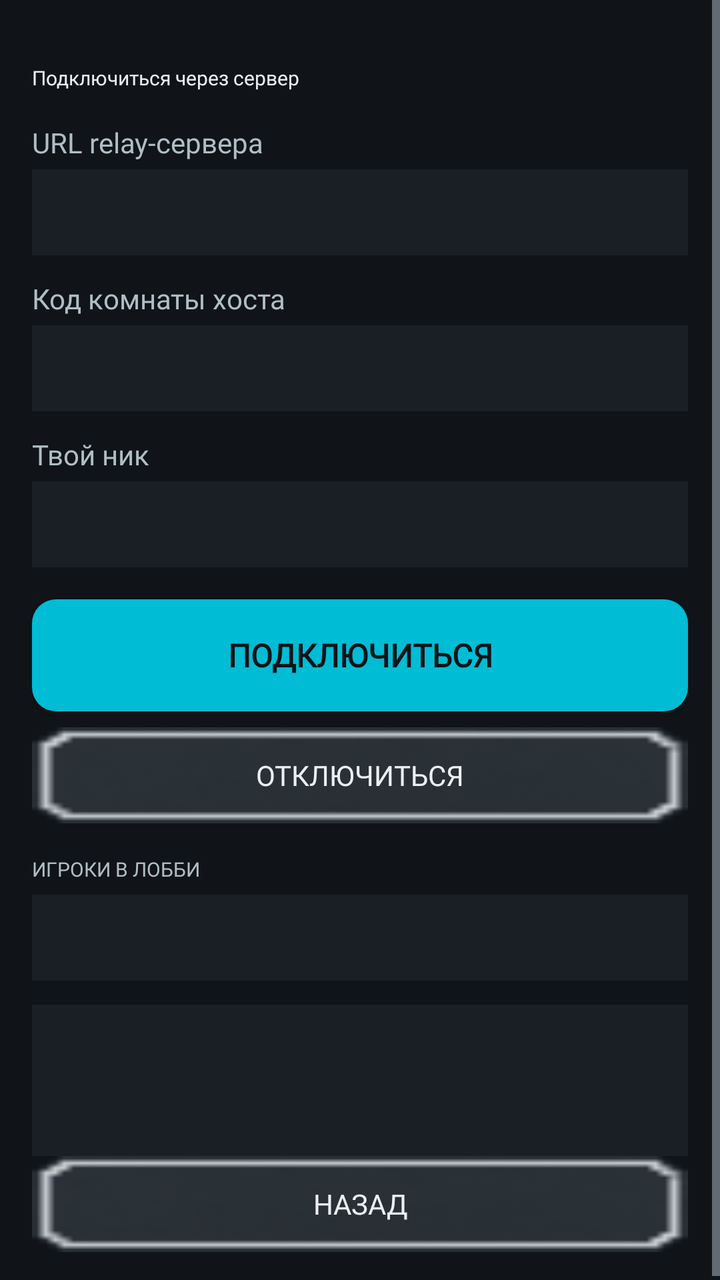
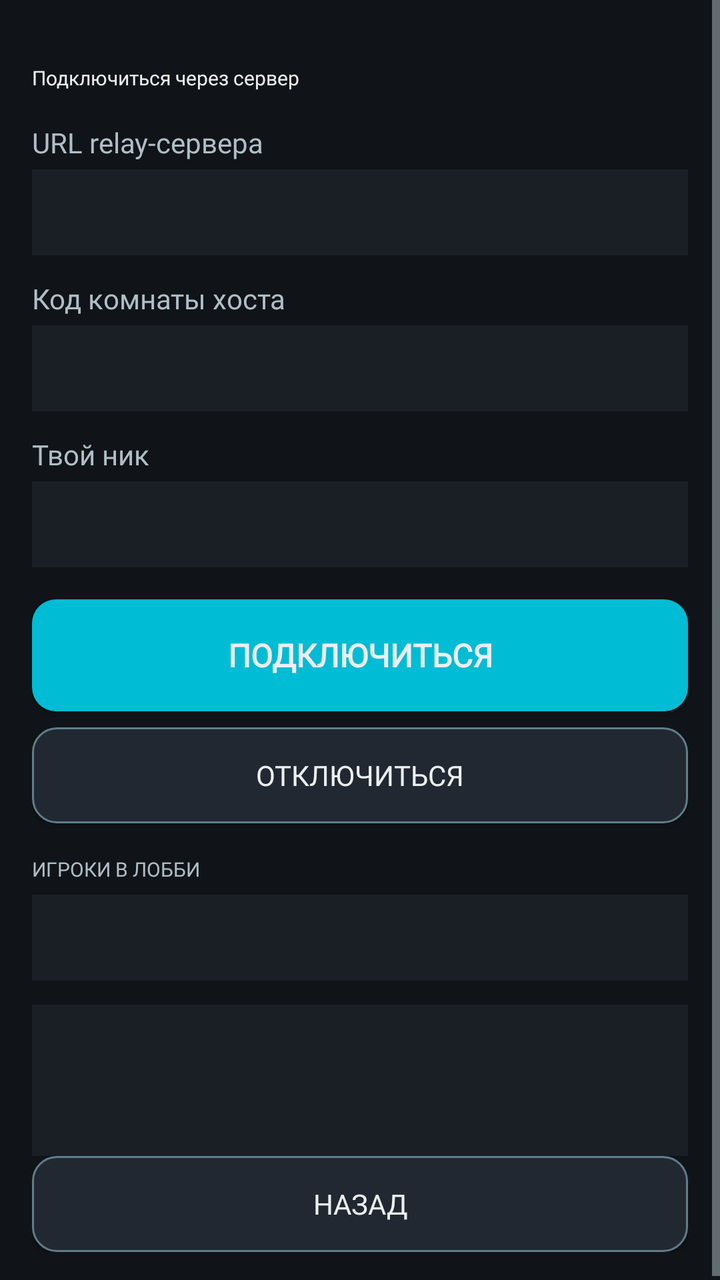

The first picture is an Android layout as it rendered before a commit; the second is the same layout after the commit. The layout source and the unified diff follow.
<!-- AndroidManifest.xml: application theme Theme.MinesweeperEvolution -->
<!-- res/layout/activity_relay_join.xml -->
<?xml version="1.0" encoding="utf-8"?>
<ScrollView xmlns:android="http://schemas.android.com/apk/res/android"
    android:layout_width="match_parent"
    android:layout_height="match_parent"
    android:background="@color/bg_dark"
    android:fillViewport="true">

    <LinearLayout
        android:layout_width="match_parent"
        android:layout_height="wrap_content"
        android:orientation="vertical"
        android:padding="16dp">

        <TextView
            android:layout_width="wrap_content"
            android:layout_height="wrap_content"
            android:text="@string/mp_relay_join_title"
            android:fontFamily="@font/press_start_2p"
            android:textColor="@color/text_primary"
            android:textSize="10sp"
            android:layout_marginTop="16dp"
            android:layout_marginBottom="16dp" />

        <TextView
            android:layout_width="wrap_content"
            android:layout_height="wrap_content"
            android:text="@string/relay_url_hint"
            android:fontFamily="@font/vt323"
            android:textColor="@color/text_secondary"
            android:textSize="14sp"
            android:layout_marginBottom="4dp" />

        <EditText
            android:id="@+id/etRelayClientUrl"
            android:layout_width="match_parent"
            android:layout_height="wrap_content"
            android:background="@color/bg_panel"
            android:padding="12dp"
            android:textColor="@color/text_primary"
            android:textColorHint="@color/text_dim"
            android:textSize="14sp"
            android:inputType="textUri"
            android:fontFamily="monospace"
            android:layout_marginBottom="12dp" />

        <TextView
            android:layout_width="wrap_content"
            android:layout_height="wrap_content"
            android:text="@string/room_code_hint"
            android:fontFamily="@font/vt323"
            android:textColor="@color/text_secondary"
            android:textSize="14sp"
            android:layout_marginBottom="4dp" />

        <EditText
            android:id="@+id/etRelayRoomId"
            android:layout_width="match_parent"
            android:layout_height="wrap_content"
            android:background="@color/bg_panel"
            android:padding="12dp"
            android:textColor="@color/text_primary"
            android:textColorHint="@color/text_dim"
            android:textSize="14sp"
            android:inputType="textCapCharacters"
            android:fontFamily="monospace"
            android:layout_marginBottom="12dp" />

        <TextView
            android:layout_width="wrap_content"
            android:layout_height="wrap_content"
            android:text="@string/mp_nickname_hint"
            android:fontFamily="@font/vt323"
            android:textColor="@color/text_secondary"
            android:textSize="14sp"
            android:layout_marginBottom="4dp" />

        <EditText
            android:id="@+id/etRelayNick"
            android:layout_width="match_parent"
            android:layout_height="wrap_content"
            android:background="@color/bg_panel"
            android:padding="12dp"
            android:textColor="@color/text_primary"
            android:textColorHint="@color/text_dim"
            android:textSize="14sp"
            android:inputType="text"
            android:maxLength="20"
            android:layout_marginBottom="16dp" />

        <Button
            android:id="@+id/btnRelayConnect"
            android:layout_width="match_parent"
            android:layout_height="56dp"
            android:background="@drawable/bg_button_primary"
            android:fontFamily="@font/pixelify_sans"
            android:text="@string/mp_connect"
            android:textColor="@color/bg_dark"
            android:textSize="16sp"
            android:textStyle="bold"
            android:layout_marginBottom="8dp" />

        <Button
            android:id="@+id/btnRelayDisconnect"
            android:layout_width="match_parent"
            android:layout_height="48dp"
            android:background="@drawable/ui_button_normal"
            android:fontFamily="@font/pixelify_sans"
            android:text="@string/mp_disconnect"
            android:textColor="@color/text_primary"
            android:textSize="14sp"
            android:layout_marginBottom="16dp" />

        <TextView
            android:layout_width="wrap_content"
            android:layout_height="wrap_content"
            android:text="@string/section_players"
            android:fontFamily="@font/press_start_2p"
            android:textColor="@color/text_secondary"
            android:textSize="10sp"
            android:layout_marginBottom="6dp" />

        <TextView
            android:id="@+id/tvRelayClientPlayers"
            android:layout_width="match_parent"
            android:layout_height="wrap_content"
            android:background="@color/bg_panel"
            android:padding="12dp"
            android:textColor="@color/text_primary"
            android:fontFamily="@font/vt323"
            android:textSize="14sp"
            android:layout_marginBottom="12dp" />

        <TextView
            android:id="@+id/tvRelayClientLog"
            android:layout_width="match_parent"
            android:layout_height="wrap_content"
            android:background="@color/bg_panel"
            android:padding="12dp"
            android:textColor="@color/text_secondary"
            android:textSize="14sp"
            android:fontFamily="@font/vt323"
            android:minLines="3" />

        <View
            android:layout_width="match_parent"
            android:layout_height="0dp"
            android:layout_weight="1" />

        <Button
            android:id="@+id/btnBackRelayJoin"
            android:layout_width="match_parent"
            android:layout_height="48dp"
            android:background="@drawable/ui_button_normal"
            android:fontFamily="@font/pixelify_sans"
            android:text="@string/back"
            android:textColor="@color/text_primary"
            android:textSize="14sp" />

    </LinearLayout>
</ScrollView>
<!-- resources referenced by this layout -->
<resources>
  <color name="bg_dark">#FF101418</color>
  <color name="bg_panel">#FF1A1F26</color>
  <color name="text_dim">#FF607D8B</color>
  <color name="text_primary">#FFECEFF1</color>
  <color name="text_secondary">#FFB0BEC5</color>
  <!-- drawable bg_button_primary (drawable) -->
  <?xml version="1.0" encoding="utf-8"?>
  <selector xmlns:android="http://schemas.android.com/apk/res/android">
      
      <item android:state_pressed="true">
          <shape android:shape="rectangle">
              <solid android:color="@color/accent_2"/>
              <corners android:radius="12dp"/>
          </shape>
      </item>
      
      <item>
          <shape android:shape="rectangle">
              <solid android:color="@color/accent"/>
              <corners android:radius="12dp"/>
          </shape>
      </item>
  </selector>
  <!-- drawable ui_button_normal: png bitmap (drawable, 1182 bytes) -->
  <string name="back">Назад</string>
  <string name="mp_connect">Подключиться</string>
  <string name="mp_disconnect">Отключиться</string>
  <string name="mp_nickname_hint">Твой ник</string>
  <string name="mp_relay_join_title">Подключиться через сервер</string>
  <string name="relay_url_hint">URL relay-сервера</string>
  <string name="room_code_hint">Код комнаты хоста</string>
  <string name="section_players">ИГРОКИ В ЛОББИ</string>
  <style name="Theme.MinesweeperEvolution" parent="Theme.AppCompat.NoActionBar">
          <item name="colorPrimary">@color/accent</item>
          <item name="colorPrimaryDark">@color/accent_2</item>
          <item name="colorAccent">@color/accent</item>
          <item name="android:windowBackground">@color/bg_dark</item>
          <item name="android:textColorPrimary">@color/text_primary</item>
          <item name="android:textColorSecondary">@color/text_secondary</item>
          <item name="android:statusBarColor" tools:targetApi="l">@color/bg_dark</item>
          
          <item name="android:alertDialogTheme">@style/Theme.MinesweeperDialog</item>
          <item name="alertDialogTheme">@style/Theme.MinesweeperDialog</item>
      </style>
  <color name="accent_2">#FF26C6DA</color>
  <color name="accent">#FF00BCD4</color>
  <style name="Theme.MinesweeperDialog" parent="Theme.AppCompat.Dialog.Alert">
          <item name="android:windowBackground">@color/bg_panel</item>
          <item name="android:textColorPrimary">@color/text_primary</item>
          <item name="android:textColorSecondary">@color/text_secondary</item>
          <item name="colorAccent">@color/accent</item>
          <item name="android:buttonBarButtonStyle">@style/Widget.DialogButton</item>
      </style>
  <style name="Widget.DialogButton" parent="Widget.AppCompat.Button.ButtonBar.AlertDialog">
          <item name="android:textColor">@color/accent</item>
      </style>
</resources>

<!-- the commit's change to res/layout/activity_relay_join.xml (unified diff, before → after) -->
@@ -94,7 +94,7 @@
             android:background="@drawable/bg_button_primary"
             android:fontFamily="@font/pixelify_sans"
             android:text="@string/mp_connect"
-            android:textColor="@color/bg_dark"
+            android:textColor="@color/text_primary"
             android:textSize="16sp"
             android:textStyle="bold"
             android:layout_marginBottom="8dp" />
@@ -103,7 +103,7 @@
             android:id="@+id/btnRelayDisconnect"
             android:layout_width="match_parent"
             android:layout_height="48dp"
-            android:background="@drawable/ui_button_normal"
+            android:background="@drawable/bg_button_secondary"
             android:fontFamily="@font/pixelify_sans"
             android:text="@string/mp_disconnect"
             android:textColor="@color/text_primary"
@@ -150,7 +150,7 @@
             android:id="@+id/btnBackRelayJoin"
             android:layout_width="match_parent"
             android:layout_height="48dp"
-            android:background="@drawable/ui_button_normal"
+            android:background="@drawable/bg_button_secondary"
             android:fontFamily="@font/pixelify_sans"
             android:text="@string/back"
             android:textColor="@color/text_primary"
<!-- resource entries referenced after the edit -->
@@ -23,7 +23,34 @@
           </shape>
       </item>
   </selector>
-  <!-- drawable ui_button_normal: png bitmap (drawable, 1182 bytes) -->
+  <!-- drawable bg_button_secondary (drawable) -->
+  <?xml version="1.0" encoding="utf-8"?>
+  <selector xmlns:android="http://schemas.android.com/apk/res/android">
+      
+      <item android:state_selected="true">
+          <shape android:shape="rectangle">
+              <solid android:color="@color/accent"/>
+              <corners android:radius="12dp"/>
+              <stroke android:width="1dp" android:color="@color/accent_2"/>
+          </shape>
+      </item>
+      
+      <item android:state_pressed="true">
+          <shape android:shape="rectangle">
+              <solid android:color="@color/bg_panel_alt"/>
+              <corners android:radius="12dp"/>
+              <stroke android:width="2dp" android:color="@color/accent"/>
+          </shape>
+      </item>
+      
+      <item>
+          <shape android:shape="rectangle">
+              <solid android:color="@color/bg_panel_alt"/>
+              <corners android:radius="12dp"/>
+              <stroke android:width="1dp" android:color="@color/text_dim"/>
+          </shape>
+      </item>
+  </selector>
   <string name="back">Назад</string>
   <string name="mp_connect">Подключиться</string>
   <string name="mp_disconnect">Отключиться</string>
@@ -46,6 +73,7 @@
       </style>
   <color name="accent_2">#FF26C6DA</color>
   <color name="accent">#FF00BCD4</color>
+  <color name="bg_panel_alt">#FF222831</color>
   <style name="Theme.MinesweeperDialog" parent="Theme.AppCompat.Dialog.Alert">
           <item name="android:windowBackground">@color/bg_panel</item>
           <item name="android:textColorPrimary">@color/text_primary</item>
